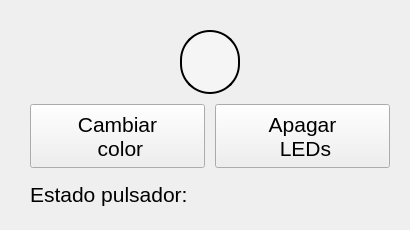
This is Unidad_10/comm_app_uart/mainwindow.ui in nvargas24/Programacion2_Bioingenieria_Alumnos as Qt 5 draws it before an edit. The edited form follows.
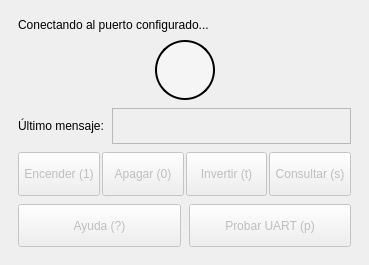
This is the edited form.

Commit message: add: ejemplos QT para UART

Patch:
```diff
--- a/Unidad_10/comm_app_uart/mainwindow.ui
+++ b/Unidad_10/comm_app_uart/mainwindow.ui
@@ -6,77 +6,138 @@
    <rect>
     <x>0</x>
     <y>0</y>
-    <width>410</width>
-    <height>230</height>
+    <width>369</width>
+    <height>265</height>
    </rect>
   </property>
   <property name="minimumSize">
    <size>
-    <width>410</width>
-    <height>230</height>
+    <width>3</width>
+    <height>0</height>
    </size>
   </property>
-  <property name="maximumSize">
-   <size>
-    <width>410</width>
-    <height>230</height>
-   </size>
-  </property>
-  <property name="font">
-   <font>
-    <pointsize>16</pointsize>
-    <bold>false</bold>
-   </font>
-  </property>
   <property name="windowTitle">
    <string>MainWindow</string>
   </property>
   <widget class="QWidget" name="centralwidget">
-   <layout class="QVBoxLayout" name="verticalLayout" stretch="2,2,1">
+   <layout class="QVBoxLayout" name="verticalLayout">
     <property name="spacing">
-     <number>10</number>
+     <number>8</number>
     </property>
     <property name="leftMargin">
-     <number>30</number>
+     <number>18</number>
     </property>
     <property name="topMargin">
-     <number>30</number>
+     <number>18</number>
     </property>
     <property name="rightMargin">
-     <number>20</number>
+     <number>18</number>
     </property>
     <property name="bottomMargin">
-     <number>20</number>
+     <number>18</number>
     </property>
     <item>
-     <layout class="QHBoxLayout" name="horizontalLayout_3">
-      <property name="leftMargin">
-       <number>150</number>
+     <widget class="QLabel" name="lbl_conexion">
+      <property name="text">
+       <string>Conectando al puerto configurado...</string>
       </property>
-      <property name="rightMargin">
-       <number>150</number>
+      <property name="wordWrap">
+       <bool>true</bool>
       </property>
+     </widget>
+    </item>
+    <item>
+     <layout class="QHBoxLayout" name="ledLayout">
       <item>
-       <widget class="QLabel" name="LED">
+       <spacer name="ledSpacerLeft">
+        <property name="orientation">
+         <enum>Qt::Orientation::Horizontal</enum>
+        </property>
+        <property name="sizeHint" stdset="0">
+         <size>
+          <width>40</width>
+          <height>20</height>
+         </size>
+        </property>
+       </spacer>
+      </item>
+      <item>
+       <widget class="QLabel" name="lbl_led">
+        <property name="minimumSize">
+         <size>
+          <width>60</width>
+          <height>60</height>
+         </size>
+        </property>
+        <property name="maximumSize">
+         <size>
+          <width>60</width>
+          <height>60</height>
+         </size>
+        </property>
         <property name="styleSheet">
-         <string notr="true">QLabel {
-	background-color: rgb(245, 245, 245);
-    border-radius: 30px;
-    border: 2px solid black;
-}
-</string>
+         <string notr="true">QLabel { background-color: #f5f5f5; border-radius: 30px; border: 2px solid black; }</string>
         </property>
         <property name="text">
          <string/>
         </property>
        </widget>
       </item>
+      <item>
+       <spacer name="ledSpacerRight">
+        <property name="orientation">
+         <enum>Qt::Orientation::Horizontal</enum>
+        </property>
+        <property name="sizeHint" stdset="0">
+         <size>
+          <width>40</width>
+          <height>20</height>
+         </size>
+        </property>
+       </spacer>
+      </item>
      </layout>
     </item>
     <item>
-     <layout class="QHBoxLayout" name="horizontalLayout_2">
+     <layout class="QHBoxLayout" name="horizontalLayout" stretch="1,4">
       <item>
-       <widget class="QPushButton" name="btn_cambiar">
+       <widget class="QLabel" name="lbl_texto_uart">
+        <property name="text">
+         <string>Último mensaje:</string>
+        </property>
+       </widget>
+      </item>
+      <item>
+       <widget class="QLabel" name="lbl_mensaje_uart">
+        <property name="minimumSize">
+         <size>
+          <width>0</width>
+          <height>36</height>
+         </size>
+        </property>
+        <property name="frameShape">
+         <enum>QFrame::Shape::StyledPanel</enum>
+        </property>
+        <property name="text">
+         <string/>
+        </property>
+        <property name="wordWrap">
+         <bool>true</bool>
+        </property>
+       </widget>
+      </item>
+     </layout>
+    </item>
+    <item>
+     <layout class="QHBoxLayout" name="ledButtonsLayout">
+      <property name="spacing">
+       <number>2</number>
+      </property>
+      <item>
+       <widget class="QPushButton" name="btn_encender">
+        <property name="enabled">
+         <bool>false</bool>
+        </property>
         <property name="sizePolicy">
          <sizepolicy hsizetype="Minimum" vsizetype="Expanding">
           <horstretch>0</horstretch>
@@ -84,13 +145,15 @@
          </sizepolicy>
         </property>
         <property name="text">
-         <string>Cambiar  
- color</string>
+         <string>Encender (1)</string>
         </property>
        </widget>
       </item>
       <item>
        <widget class="QPushButton" name="btn_apagar">
+        <property name="enabled">
+         <bool>false</bool>
+        </property>
         <property name="sizePolicy">
          <sizepolicy hsizetype="Minimum" vsizetype="Expanding">
           <horstretch>0</horstretch>
@@ -98,32 +161,75 @@
          </sizepolicy>
         </property>
         <property name="text">
-         <string>Apagar 
- LEDs</string>
+         <string>Apagar (0)</string>
+        </property>
+       </widget>
+      </item>
+      <item>
+       <widget class="QPushButton" name="btn_invertir">
+        <property name="enabled">
+         <bool>false</bool>
+        </property>
+        <property name="sizePolicy">
+         <sizepolicy hsizetype="Minimum" vsizetype="Expanding">
+          <horstretch>0</horstretch>
+          <verstretch>0</verstretch>
+         </sizepolicy>
+        </property>
+        <property name="text">
+         <string>Invertir (t)</string>
+        </property>
+       </widget>
+      </item>
+      <item>
+       <widget class="QPushButton" name="btn_consultar">
+        <property name="enabled">
+         <bool>false</bool>
+        </property>
+        <property name="sizePolicy">
+         <sizepolicy hsizetype="Minimum" vsizetype="Expanding">
+          <horstretch>0</horstretch>
+          <verstretch>0</verstretch>
+         </sizepolicy>
+        </property>
+        <property name="text">
+         <string>Consultar (s)</string>
         </property>
        </widget>
       </item>
      </layout>
     </item>
     <item>
-     <layout class="QHBoxLayout" name="horizontalLayout">
+     <layout class="QHBoxLayout" name="utilityButtonsLayout">
       <item>
-       <widget class="QLabel" name="label">
+       <widget class="QPushButton" name="btn_ayuda">
+        <property name="enabled">
+         <bool>false</bool>
+        </property>
+        <property name="sizePolicy">
+         <sizepolicy hsizetype="Minimum" vsizetype="Expanding">
+          <horstretch>0</horstretch>
+          <verstretch>0</verstretch>
+         </sizepolicy>
+        </property>
         <property name="text">
-         <string>Estado pulsador:</string>
+         <string>Ayuda (?)</string>
         </property>
        </widget>
       </item>
       <item>
-       <widget class="QLabel" name="status_FSM">
-        <property name="font">
-         <font>
-          <pointsize>16</pointsize>
-          <bold>true</bold>
-         </font>
+       <widget class="QPushButton" name="btn_probar">
+        <property name="enabled">
+         <bool>false</bool>
+        </property>
+        <property name="sizePolicy">
+         <sizepolicy hsizetype="Minimum" vsizetype="Expanding">
+          <horstretch>0</horstretch>
+          <verstretch>0</verstretch>
+         </sizepolicy>
         </property>
         <property name="text">
-         <string/>
+         <string>Probar UART (p)</string>
         </property>
        </widget>
       </item>
```
Left out of the diff: 2 changed lines with no effect on the pictures. The commit also changes 136 other files.
